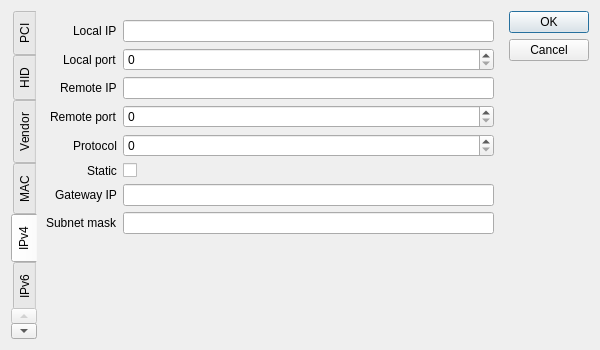
Above: src/form/devicepathdialog.ui from Neverous/efibooteditor before the change. Below: the same form after it.
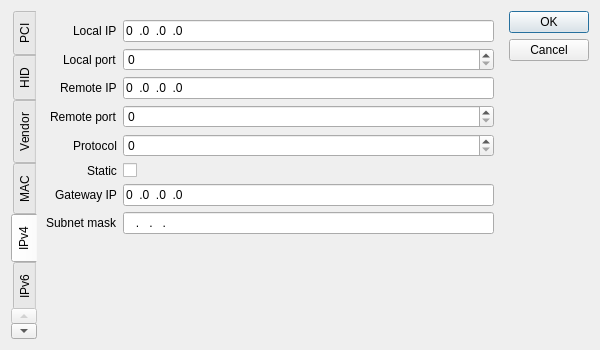
That is the form after the change. The open tabs and pages were chosen to show the change. Icons and pictures are not drawn.

```diff
--- a/src/form/devicepathdialog.ui
+++ b/src/form/devicepathdialog.ui
@@ -528,6 +528,12 @@
          <property name="whatsThis">
           <string>&lt;html&gt;&lt;head/&gt;&lt;body&gt;&lt;p&gt;Local IP address&lt;/p&gt;&lt;/body&gt;&lt;/html&gt;</string>
          </property>
+         <property name="inputMask">
+          <string>000.000.000.000</string>
+         </property>
+         <property name="text">
+          <string>0.0.0.0</string>
+         </property>
         </widget>
        </item>
        <item row="1" column="1">
@@ -560,6 +566,12 @@
          <property name="whatsThis">
           <string>&lt;html&gt;&lt;head/&gt;&lt;body&gt;&lt;p&gt;Remote IP address&lt;/p&gt;&lt;/body&gt;&lt;/html&gt;</string>
          </property>
+         <property name="inputMask">
+          <string>000.000.000.000</string>
+         </property>
+         <property name="text">
+          <string>0.0.0.0</string>
+         </property>
         </widget>
        </item>
        <item row="3" column="1">
@@ -684,6 +696,12 @@
          <property name="whatsThis">
           <string>&lt;html&gt;&lt;head/&gt;&lt;body&gt;&lt;p&gt;Gateway IP address&lt;/p&gt;&lt;/body&gt;&lt;/html&gt;</string>
          </property>
+         <property name="inputMask">
+          <string>000.000.000.000</string>
+         </property>
+         <property name="text">
+          <string>0.0.0.0</string>
+         </property>
         </widget>
        </item>
        <item row="7" column="0">
@@ -713,6 +731,9 @@
          <property name="whatsThis">
           <string>&lt;html&gt;&lt;head/&gt;&lt;body&gt;&lt;p&gt;Subnet mask&lt;/p&gt;&lt;/body&gt;&lt;/html&gt;</string>
          </property>
+         <property name="inputMask">
+          <string>000.000.000.000</string>
+         </property>
         </widget>
        </item>
       </layout>
```
Left out of the diff: 24 changed lines with no effect on the pictures.
